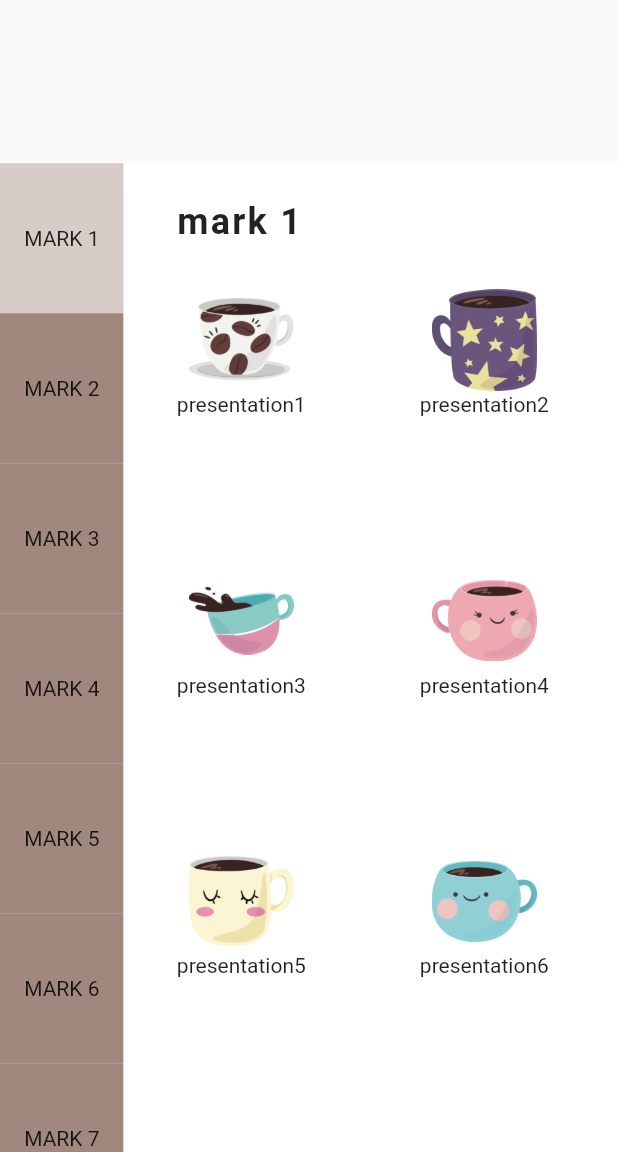
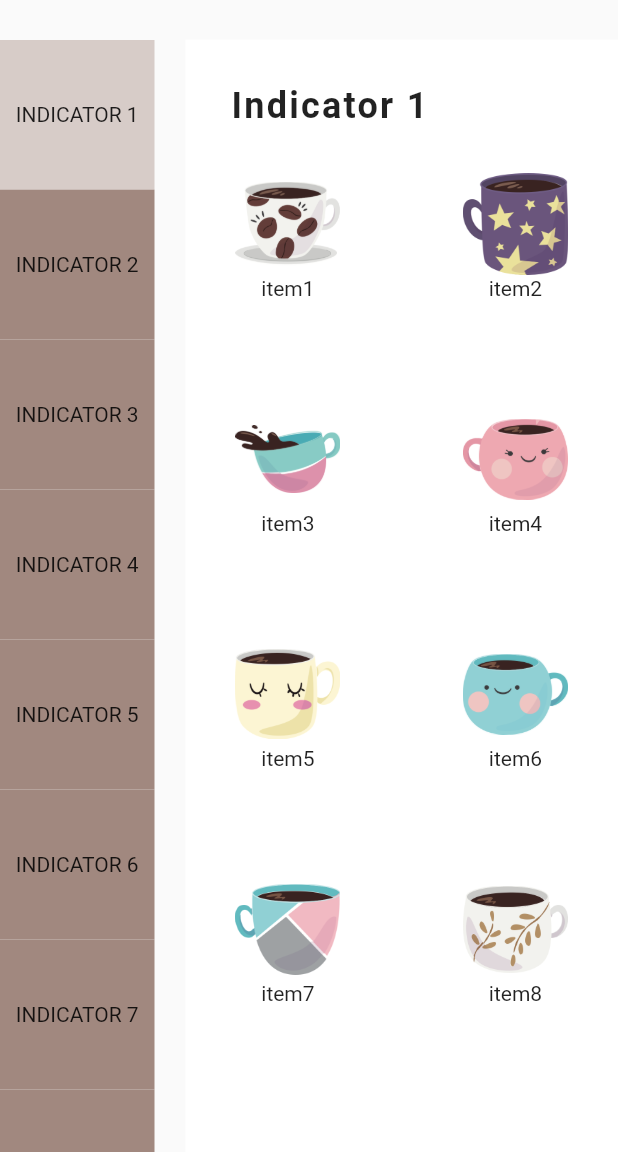
Before and after one commit to Prada1295/Innahealth, a Flutter app: the screen it shows after launch, on a phone screen of 412 x 824 dp, the part 84-1236 px from its top. Run offline on Flutter 3.47's test engine with Material 2 defaults, Android fonts, the phone set to English and light mode, and no system bars.

Commit message:
Feat: Indicators added

```diff
--- a/innahealthsas/lib/All_Board_Indicators.dart/indicator_one.dart
+++ b/innahealthsas/lib/All_Board_Indicators.dart/indicator_one.dart
@@ -8,30 +8,30 @@ class MarkOneCategory extends StatelessWidget {
   @override
   Widget build(BuildContext context) {
     return Padding(
-      padding: const EdgeInsets.all(5.0),
+      padding: const EdgeInsets.all(0),
       child: Stack(
         children: [
           Positioned(
             bottom: 0,
             left: 0,
             child: SizedBox(
-              height: MediaQuery.of(context).size.height * 0.8,
-              width: MediaQuery.of(context).size.width * 0.75,
+              height: MediaQuery.of(context).size.height * 0.9,
+              width: MediaQuery.of(context).size.width * 0.7,
               child: Column(
                 crossAxisAlignment: CrossAxisAlignment.start,
                 children: [
                   const CategoryHeaderLabel(
-                    headerLabel: 'mark 1',
+                    headerLabel: 'Indicator 1',
                   ),
                   SizedBox(
-                    height: MediaQuery.of(context).size.height * 0.68,
+                    height: MediaQuery.of(context).size.height * 0.75,
                     child: GridView.count(
-                      mainAxisSpacing: 40,
+                      mainAxisSpacing: 20,
                       crossAxisSpacing: 15,
                       crossAxisCount: 2,
                       children: List.generate(markone.length, (index) {
                         return SubcategoryModel(
-                          mainCategoryName: 'mark 1',
+                          mainCategoryName: 'indicator 1 info',
                           subCategoryName: markone[index],
                           assetName:
                               'images/indicator_one_images/cup$index.png',
--- a/innahealthsas/lib/All_Board_Indicators.dart/indicator_two.dart
+++ b/innahealthsas/lib/All_Board_Indicators.dart/indicator_two.dart
@@ -15,23 +15,23 @@ class MarkTwoCategory extends StatelessWidget {
             bottom: 0,
             left: 0,
             child: SizedBox(
-              height: MediaQuery.of(context).size.height * 0.8,
-              width: MediaQuery.of(context).size.width * 0.75,
+              height: MediaQuery.of(context).size.height * 0.9,
+              width: MediaQuery.of(context).size.width * 0.7,
               child: Column(
                 crossAxisAlignment: CrossAxisAlignment.start,
                 children: [
                   const CategoryHeaderLabel(
-                    headerLabel: 'mark 2',
+                    headerLabel: 'Indicator 2',
                   ),
                   SizedBox(
-                    height: MediaQuery.of(context).size.height * 0.68,
+                    height: MediaQuery.of(context).size.height * 0.75,
                     child: GridView.count(
-                      mainAxisSpacing: 40,
+                      mainAxisSpacing: 20,
                       crossAxisSpacing: 15,
                       crossAxisCount: 2,
                       children: List.generate(marktwo.length, (index) {
                         return SubcategoryModel(
-                          mainCategoryName: 'mark 1',
+                          mainCategoryName: 'item 2',
                           subCategoryName: markone[index],
                           assetName:
                               'images/indicator_one_images/cup$index.png',
--- a/innahealthsas/lib/MinorScreens/search.dart
+++ b/innahealthsas/lib/MinorScreens/search.dart
@@ -1,5 +1,6 @@
 import 'package:flutter/cupertino.dart';
 import 'package:flutter/material.dart';
+import 'package:innahealthsas/constants.dart';
 
 class SearchScreen extends StatelessWidget {
   const SearchScreen({Key? key}) : super(key: key);
--- a/innahealthsas/lib/Utils/indicator_list.dart
+++ b/innahealthsas/lib/Utils/indicator_list.dart
@@ -1,95 +1,95 @@
 List<String> markone = [
-  'presentation1',
-  'presentation2',
-  'presentation3',
-  'presentation4',
-  'presentation5',
-  'presentation6',
-  'presentation7',
-  'presentation8',
-  'presentation9',
+  'item1',
+  'item2',
+  'item3',
+  'item4',
+  'item5',
+  'item6',
+  'item7',
+  'item8',
+  'item9',
 ];
 
 List<String> marktwo = [
-  'presentation1',
-  'presentation2',
-  'presentation3',
-  'presentation4',
-  'presentation5',
-  'presentation6',
-  'presentation7',
-  'presentation8',
-  'presentation9',
+  'item1',
+  'item2',
+  'item3',
+  'item4',
+  'item5',
+  'item6',
+  'item7',
+  'item8',
+  'item9',
 ];
 
 List<String> markthree = [
-  'presentation1',
-  'presentation2',
-  'presentation3',
-  'presentation4',
-  'presentation5',
-  'presentation6',
-  'presentation7',
-  'presentation8',
-  'presentation9',
+  'item1',
+  'item2',
+  'item3',
+  'item4',
+  'item5',
+  'item6',
+  'item7',
+  'item8',
+  'item9',
 ];
 
 List<String> markfour = [
-  'presentation1',
-  'presentation2',
-  'presentation3',
-  'presentation4',
-  'presentation5',
-  'presentation6',
-  'presentation7',
-  'presentation8',
-  'presentation9',
+  'item1',
+  'item2',
+  'item3',
+  'item4',
+  'item5',
+  'item6',
+  'item7',
+  'item8',
+  'item9',
 ];
 
 List<String> markfive = [
-  'presentation1',
-  'presentation2',
-  'presentation3',
-  'presentation4',
-  'presentation5',
-  'presentation6',
-  'presentation7',
-  'presentation8',
-  'presentation9',
+  'item1',
+  'item2',
+  'item3',
+  'item4',
+  'item5',
+  'item6',
+  'item7',
+  'item8',
+  'item9',
 ];
 
 List<String> marksix = [
-  'presentation1',
-  'presentation2',
-  'presentation3',
-  'presentation4',
-  'presentation5',
-  'presentation6',
-  'presentation7',
-  'presentation8',
-  'presentation9',
+  'item1',
+  'item2',
+  'item3',
+  'item4',
+  'item5',
+  'item6',
+  'item7',
+  'item8',
+  'item9',
 ];
 
 List<String> markseven = [
-  'presentation1',
-  'presentation2',
-  'presentation3',
-  'presentation4',
-  'presentation5',
-  'presentation6',
-  'presentation7',
-  'presentation8',
-  'presentation9',
+  'item1',
+  'item2',
+  'item3',
+  'item4',
+  'item5',
+  'item6',
+  'item7',
+  'item8',
+  'item9',
 ];
 
 List<String> markeight = [
-  'presentation1',
-  'presentation2',
-  'presentation3',
-  'presentation4',
-  'presentation5',
-  'presentation6',
-  'presentation7',
-  'presentation8',
-  'presentation9',
+  'item1',
+  'item2',
+  'item3',
+  'item4',
+  'item5',
+  'item6',
+  'item7',
+  'item8',
+  'item9',
 ];
--- a/innahealthsas/lib/responsive/mobile_scaffold.dart
+++ b/innahealthsas/lib/responsive/mobile_scaffold.dart
@@ -14,14 +14,14 @@ import 'package:innahealthsas/constants.dart';
 import 'package:flutter/material.dart';
 
 List<ItemsData> items = [
-  ItemsData(label: 'mark 1'.toUpperCase()),
-  ItemsData(label: 'mark 2'.toUpperCase()),
-  ItemsData(label: 'mark 3'.toUpperCase()),
-  ItemsData(label: 'mark 4'.toUpperCase()),
-  ItemsData(label: 'mark 5'.toUpperCase()),
-  ItemsData(label: 'mark 6'.toUpperCase()),
-  ItemsData(label: 'mark 7'.toUpperCase()),
-  ItemsData(label: 'mark 8'.toUpperCase()),
+  ItemsData(label: 'indicator 1'.toUpperCase()),
+  ItemsData(label: 'indicator 2'.toUpperCase()),
+  ItemsData(label: 'indicator 3'.toUpperCase()),
+  ItemsData(label: 'indicator 4'.toUpperCase()),
+  ItemsData(label: 'indicator 5'.toUpperCase()),
+  ItemsData(label: 'indicator 6'.toUpperCase()),
+  ItemsData(label: 'indicator 7'.toUpperCase()),
+  ItemsData(label: 'indicator 8'.toUpperCase()),
 ];
 
 class MobileScaffold extends StatefulWidget {
@@ -65,8 +65,8 @@ class _MobileScaffoldState extends State<MobileScaffold> {
 
   Widget sideNavigator(Size size) {
     return SizedBox(
-        height: size.height * 0.8,
-        width: size.width * 0.2,
+        height: size.height * 0.90,
+        width: size.width * 0.25,
         child: ListView.builder(
             itemCount: items.length,
             itemBuilder: (context, index) {
@@ -91,8 +91,8 @@ class _MobileScaffoldState extends State<MobileScaffold> {
 
   Widget categoryView(Size size) {
     return Container(
-      height: size.height * 0.8,
-      width: size.width * 0.8,
+      height: size.height * 0.9,
+      width: size.width * 0.7,
       color: Colors.white,
       child: PageView(
           controller: _pageController,
```
Also changed, not shown: innahealthsas/lib/All_Board_Indicators.dart/indicator_eight.dart (+5 -5 lines), innahealthsas/lib/All_Board_Indicators.dart/indicator_five.dart (+5 -5 lines), innahealthsas/lib/All_Board_Indicators.dart/indicator_four.dart (+5 -5 lines), innahealthsas/lib/All_Board_Indicators.dart/indicator_seven.dart (+5 -5 lines), innahealthsas/lib/All_Board_Indicators.dart/indicator_six.dart (+5 -5 lines), innahealthsas/lib/All_Board_Indicators.dart/indicator_three.dart (+5 -5 lines).
